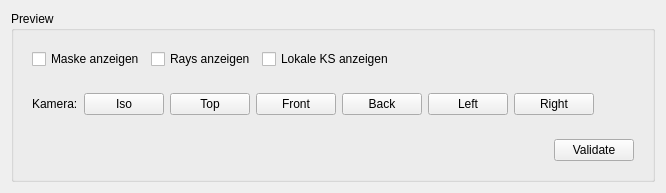
Old version of the form Spraycoater/resource/ui/tabs/recipe/coating_preview_panel.ui in the repository mikv75-lab/ROS-Project.
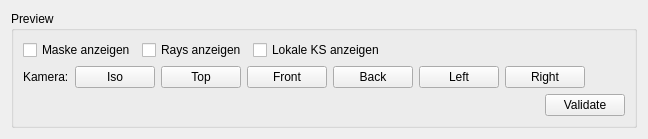
New version of the form.

```diff
--- a/Spraycoater/resource/ui/tabs/recipe/coating_preview_panel.ui
+++ b/Spraycoater/resource/ui/tabs/recipe/coating_preview_panel.ui
@@ -19,42 +19,21 @@
 
       <!-- Anzeige-Optionen -->
       <item>
-       <widget class="QWidget" name="rowToggles">
-        <layout class="QHBoxLayout" name="hToggles">
+       <layout class="QHBoxLayout" name="rowToggles">
+        <item><widget class="QCheckBox" name="chkShowMask"><property name="text"><string>Maske anzeigen</string></property></widget></item>
+        <item><widget class="QCheckBox" name="chkShowRays"><property name="text"><string>Rays anzeigen</string></property></widget></item>
+        <item><widget class="QCheckBox" name="chkShowLocalFrames"><property name="text"><string>Lokale KS anzeigen</string></property></widget></item>
          <item>
-          <widget class="QCheckBox" name="chkShowMask">
-           <property name="text"><string>Maske anzeigen</string></property>
-          </widget>
-         </item>
-         <item>
-          <widget class="QCheckBox" name="chkShowRays">
-           <property name="text"><string>Rays anzeigen</string></property>
-          </widget>
-         </item>
-         <item>
-          <widget class="QCheckBox" name="chkShowLocalFrames">
-           <property name="text"><string>Lokale KS anzeigen</string></property>
-          </widget>
-         </item>
-         <item>
-          <spacer name="spToggles">
+         <spacer name="spacerToggles">
            <property name="orientation"><enum>Qt::Horizontal</enum></property>
-           <property name="sizeHint"><size><width>40</width><height>20</height></size></property>
+          <property name="sizeHint" stdset="0"><size><width>40</width><height>20</height></size></property>
           </spacer>
          </item>
         </layout>
-       </widget>
       </item>
-
-      <!-- Kamera-Buttons -->
       <item>
-       <widget class="QWidget" name="rowCamera">
-        <layout class="QHBoxLayout" name="hCamera">
-         <item>
-          <widget class="QLabel" name="lblCamera">
-           <property name="text"><string>Kamera:</string></property>
-          </widget>
-         </item>
+       <layout class="QHBoxLayout" name="rowCamera">
+        <item><widget class="QLabel" name="lblCamera"><property name="text"><string>Kamera:</string></property></widget></item>
          <item><widget class="QPushButton" name="btnCamIso"><property name="text"><string>Iso</string></property></widget></item>
          <item><widget class="QPushButton" name="btnCamTop"><property name="text"><string>Top</string></property></widget></item>
          <item><widget class="QPushButton" name="btnCamFront"><property name="text"><string>Front</string></property></widget></item>
@@ -62,34 +41,24 @@
          <item><widget class="QPushButton" name="btnCamLeft"><property name="text"><string>Left</string></property></widget></item>
          <item><widget class="QPushButton" name="btnCamRight"><property name="text"><string>Right</string></property></widget></item>
          <item>
-          <spacer name="spCamera">
+         <spacer name="spacerCamera">
            <property name="orientation"><enum>Qt::Horizontal</enum></property>
            <property name="sizeHint"><size><width>40</width><height>20</height></size></property>
           </spacer>
          </item>
         </layout>
-       </widget>
       </item>
-
-      <!-- Aktionen -->
       <item>
-       <widget class="QWidget" name="rowActions">
-        <layout class="QHBoxLayout" name="hActions">
+       <layout class="QHBoxLayout" name="rowActions">
          <item>
-          <spacer name="spActions">
+         <spacer name="spacerActions">
            <property name="orientation"><enum>Qt::Horizontal</enum></property>
-           <property name="sizeHint"><size><width>40</width><height>20</height></size></property>
-          </spacer>
-         </item>
-         <item>
-          <widget class="QPushButton" name="btnValidate">
-           <property name="text"><string>Validate</string></property>
-          </widget>
-         </item>
-        </layout>
-       </widget>
+          <property name="sizeHint" stdset="0"><size><width>40</width><height>20</height></size></property>
+         </spacer>
+        </item>
+        <item><widget class="QPushButton" name="btnValidate"><property name="text"><string>Validate</string></property></widget></item>
+       </layout>
       </item>
-
      </layout>
     </widget>
    </item>
```
Left out of the diff: 17 changed lines with no effect on the pictures. Lines whose indentation alone changed are shown as unchanged.
